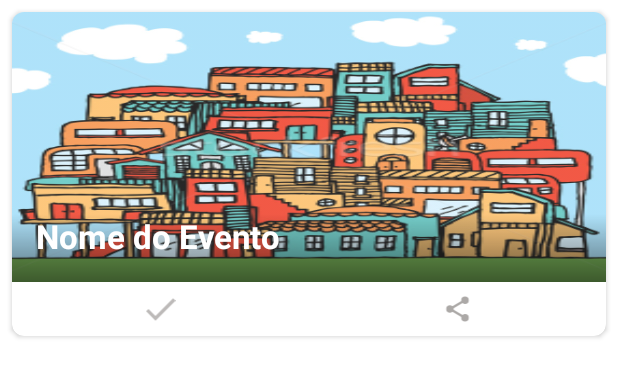
After one commit to ronanlima/ComunidadeAtiva, an Android app: the layout adapter_eventos.xml on its own in the app's theme, with its tools: preview values and no code run, on a phone screen of 412 x 824 dp. The commit adds this screen. Shown: the top 377 px of the screen. Run offline under Robolectric (Android 15) with nearby library versions, the phone set to English and light mode, and no system bars.

Commit message:
Comunidade Ativa  - Criando adapter para exibição dos eventos em forma de grid;  - Colocando efeito de ripple no toque dos itens com ação;  - Incluindo ícones de check-in e compartilhar;  - Criação de drawable com efeito gradiente para exibir o título do evento, por cima da imagem;

```diff
--- a/app/src/main/java/com/github/comunidade/ativa/ListaEventosFragment.kt
+++ b/app/src/main/java/com/github/comunidade/ativa/ListaEventosFragment.kt
@@ -10,6 +10,8 @@ import androidx.databinding.DataBindingUtil
 import androidx.fragment.app.Fragment
 import androidx.lifecycle.Observer
 import androidx.lifecycle.ViewModelProvider
+import androidx.recyclerview.widget.GridLayoutManager
+import com.github.comunidade.ativa.adapter.EventosAdapter
 import com.github.comunidade.ativa.databinding.FragmentListaEventosBinding
 import com.github.comunidade.ativa.repository.ComunidadeRepository
 import com.github.comunidade.ativa.viewmodel.ComunidadeAtivaViewModel
@@ -35,6 +37,9 @@ class ListaEventosFragment : Fragment() {
     private val viewModel by lazy {
         ViewModelProvider(this).get(ComunidadeAtivaViewModel::class.java)
     }
+    private val eventoAdapter by lazy {
+        EventosAdapter()
+    }
 
     override fun onCreate(savedInstanceState: Bundle?) {
         super.onCreate(savedInstanceState)
@@ -55,12 +60,14 @@ class ListaEventosFragment : Fragment() {
 
         viewModel.eventoObserver.observe(this, Observer { result ->
             result.onSuccess {
+                eventoAdapter.setData(it)
                 it.forEach {
                     it.toJson()?.let { it1 -> Log.i("resultado", it1) }
                 }
             }
         })
-
+        listaEventosBinding.rvEventos.adapter = eventoAdapter
+        listaEventosBinding.rvEventos.layoutManager = GridLayoutManager(requireContext(), 2)
         return listaEventosBinding.root
     }
 
--- /dev/null
+++ b/app/src/main/java/com/github/comunidade/ativa/adapter/EventosAdapter.kt
@@ -0,0 +1,63 @@
+package com.github.comunidade.ativa.adapter
+
+import android.content.Context
+import android.graphics.drawable.Drawable
+import android.os.Build
+import android.view.LayoutInflater
+import android.view.View
+import android.view.ViewGroup
+import android.widget.ImageView
+import android.widget.TextView
+import androidx.annotation.DrawableRes
+import androidx.appcompat.content.res.AppCompatResources
+import androidx.recyclerview.widget.RecyclerView
+import com.github.comunidade.ativa.R
+import com.github.comunidade.ativa.model.Evento
+
+class EventosAdapter : RecyclerView.Adapter<EventoViewHolder>() {
+
+    private var dataSet: List<Evento>? = null
+
+    override fun onCreateViewHolder(parent: ViewGroup, viewType: Int): EventoViewHolder {
+        val inflate =
+            LayoutInflater.from(parent.context).inflate(R.layout.adapter_eventos, parent, false)
+        return EventoViewHolder(inflate)
+    }
+
+    override fun onBindViewHolder(holder: EventoViewHolder, position: Int) {
+        if (dataSet.isNullOrEmpty()) {
+            return
+        }
+        val evento = dataSet!!.get(position)
+        holder.nomeEvento.text = evento.title
+//        holder.imgEvento.background = getAppDrawable(R.drawable.)
+    }
+
+    fun getAppDrawable(@DrawableRes idRes: Int, mContext: Context?): Drawable? {
+        if (Build.VERSION.SDK_INT <= Build.VERSION_CODES.M) {
+            if (mContext == null) {
+                return null
+            }
+            return AppCompatResources.getDrawable(mContext, idRes)
+        }
+        return mContext?.getDrawable(idRes)
+    }
+
+    override fun getItemCount() = dataSet?.size ?: 0
+
+    fun setData(data: List<Evento>) {
+        dataSet = data
+        notifyDataSetChanged()
+    }
+}
+
+class EventoViewHolder(itemView: View) : RecyclerView.ViewHolder(itemView) {
+    var imgEvento: ImageView
+    var nomeEvento: TextView
+
+    init {
+        imgEvento = itemView.findViewById(R.id.iv_evento)
+        nomeEvento = itemView.findViewById(R.id.tv_nome_evento)
+    }
+
+}
--- /dev/null
+++ b/app/src/main/res/drawable-anydpi/ic_curtir.xml
@@ -0,0 +1,16 @@
+<vector xmlns:android="http://schemas.android.com/apk/res/android"
+    android:width="24dp"
+    android:height="24dp"
+    android:viewportWidth="24"
+    android:viewportHeight="24"
+    android:tint="#000000"
+    android:alpha="0.8">
+  <group android:scaleX="1.3333334"
+      android:scaleY="1.3333334"
+      android:translateX="-4"
+      android:translateY="-4">
+    <path
+        android:fillColor="@android:color/white"
+        android:pathData="M9,16.2L4.8,12l-1.4,1.4L9,19 21,7l-1.4,-1.4L9,16.2z"/>
+  </group>
+</vector>
--- /dev/null
+++ b/app/src/main/res/drawable/gradient_card_evento.xml
@@ -0,0 +1,9 @@
+<?xml version="1.0" encoding="utf-8"?>
+<shape xmlns:android="http://schemas.android.com/apk/res/android">
+    <gradient
+        android:startColor="#00000000"
+        android:endColor="#80000000"
+        android:angle="270"
+        android:dither="true"
+        />
+</shape>
--- /dev/null
+++ b/app/src/main/res/drawable/ic_compartilhar.xml
@@ -0,0 +1,9 @@
+<vector xmlns:android="http://schemas.android.com/apk/res/android"
+    android:width="48dp"
+    android:height="48dp"
+    android:viewportWidth="24"
+    android:viewportHeight="24">
+  <path
+      android:pathData="M18,2A3,3 0,0 0,15 5A3,3 0,0 0,15.0547 5.5605L7.9395,9.7109A3,3 0,0 0,6 9A3,3 0,0 0,3 12A3,3 0,0 0,6 15A3,3 0,0 0,7.9355 14.2871L15.0547,18.4395A3,3 0,0 0,15 19A3,3 0,0 0,18 22A3,3 0,0 0,21 19A3,3 0,0 0,18 16A3,3 0,0 0,16.0625 16.7129L8.9453,12.5605A3,3 0,0 0,9 12A3,3 0,0 0,8.9453 11.4395L16.0605,7.2891A3,3 0,0 0,18 8A3,3 0,0 0,21 5A3,3 0,0 0,18 2z"
+      android:fillColor="#000000"/>
+</vector>
--- /dev/null
+++ b/app/src/main/res/layout/adapter_eventos.xml
@@ -0,0 +1,76 @@
+<?xml version="1.0" encoding="utf-8"?>
+<androidx.cardview.widget.CardView xmlns:android="http://schemas.android.com/apk/res/android"
+    xmlns:app="http://schemas.android.com/apk/res-auto"
+    xmlns:tools="http://schemas.android.com/tools"
+    android:layout_width="match_parent"
+    android:layout_height="wrap_content"
+    android:layout_margin="@dimen/dimen_8dp"
+    android:elevation="@dimen/dimen_2dp"
+    app:cardCornerRadius="@dimen/dimen_8dp">
+
+    <androidx.constraintlayout.widget.ConstraintLayout
+        android:layout_width="match_parent"
+        android:layout_height="match_parent">
+
+        <ImageView
+            android:id="@+id/iv_evento"
+            android:layout_width="match_parent"
+            android:layout_height="@dimen/dimen_180dp"
+            android:alpha="0.85"
+            android:clickable="true"
+            android:foreground="?attr/selectableItemBackgroundBorderless"
+            android:scaleType="fitXY"
+            android:src="@drawable/img_evento_default"
+            app:layout_constraintEnd_toEndOf="parent"
+            app:layout_constraintStart_toStartOf="parent"
+            app:layout_constraintTop_toTopOf="parent" />
+
+        <TextView
+            android:id="@+id/tv_nome_evento"
+            android:layout_width="match_parent"
+            android:layout_height="wrap_content"
+            android:background="@drawable/gradient_card_evento"
+            android:paddingStart="@dimen/dimen_16dp"
+            android:paddingBottom="@dimen/dimen_16dp"
+            android:textColor="#fff"
+            android:textSize="22sp"
+            android:textStyle="bold"
+            app:layout_constraintBottom_toBottomOf="@+id/iv_evento"
+            app:layout_constraintStart_toStartOf="parent"
+            tools:text="Nome do Evento" />
+
+
+        <LinearLayout
+            android:id="@+id/ll_itens_acoes_rapidas"
+            android:layout_width="match_parent"
+            android:layout_height="wrap_content"
+            android:orientation="horizontal"
+            android:weightSum="2"
+            app:layout_constraintEnd_toEndOf="parent"
+            app:layout_constraintStart_toStartOf="parent"
+            app:layout_constraintTop_toBottomOf="@+id/iv_evento">
+
+            <ImageView
+                android:id="@+id/iv_check_in"
+                android:layout_width="@dimen/dimen_0dp"
+                android:layout_height="@dimen/dimen_36dp"
+                android:layout_weight="1"
+                android:background="?attr/selectableItemBackgroundBorderless"
+                android:clickable="true"
+                android:padding="@dimen/dimen_8dp"
+                android:src="@drawable/ic_curtir"
+                app:tint="#ACA9A7" />
+
+            <ImageView
+                android:id="@+id/iv_compartilhar"
+                android:layout_width="@dimen/dimen_0dp"
+                android:layout_height="@dimen/dimen_36dp"
+                android:layout_weight="1"
+                android:background="?attr/selectableItemBackgroundBorderless"
+                android:clickable="true"
+                android:padding="@dimen/dimen_8dp"
+                android:src="@drawable/ic_compartilhar"
+                app:tint="#ACA9A7" />
+        </LinearLayout>
+    </androidx.constraintlayout.widget.ConstraintLayout>
+</androidx.cardview.widget.CardView>
--- a/app/src/main/res/layout/fragment_lista_eventos.xml
+++ b/app/src/main/res/layout/fragment_lista_eventos.xml
@@ -1,5 +1,6 @@
 <?xml version="1.0" encoding="utf-8"?>
 <layout xmlns:android="http://schemas.android.com/apk/res/android"
+    xmlns:app="http://schemas.android.com/apk/res-auto"
     xmlns:tools="http://schemas.android.com/tools">
 
     <data>
@@ -14,10 +15,15 @@
         android:layout_height="match_parent"
         tools:context=".ListaEventosFragment">
 
-        <TextView
+        <androidx.recyclerview.widget.RecyclerView
+            android:id="@+id/rv_eventos"
             android:layout_width="match_parent"
             android:layout_height="match_parent"
-            android:text="@{helloEvento}" />
+            app:layoutManager="androidx.recyclerview.widget.GridLayoutManager"
+            app:layout_constraintBottom_toBottomOf="parent"
+            app:layout_constraintEnd_toEndOf="parent"
+            app:layout_constraintStart_toStartOf="parent"
+            app:layout_constraintTop_toTopOf="parent" />
 
     </androidx.constraintlayout.widget.ConstraintLayout>
 </layout>
--- a/app/src/main/res/values/dimens.xml
+++ b/app/src/main/res/values/dimens.xml
@@ -1,10 +1,14 @@
 <?xml version="1.0" encoding="utf-8"?>
 <resources>
     <dimen name="dimen_0dp">0dp</dimen>
+    <dimen name="dimen_2dp">2dp</dimen>
     <dimen name="dimen_4dp">4dp</dimen>
     <dimen name="dimen_8dp">8dp</dimen>
     <dimen name="dimen_12dp">12dp</dimen>
     <dimen name="dimen_16dp">16dp</dimen>
     <dimen name="dimen_18dp">18dp</dimen>
     <dimen name="dimen_20dp">20dp</dimen>
+    <dimen name="dimen_36dp">36dp</dimen>
+    <dimen name="dimen_48dp">48dp</dimen>
+    <dimen name="dimen_180dp">180dp</dimen>
 </resources>
```
Also changed, not shown: app/src/main/res/drawable-hdpi/ic_curtir.png (added), app/src/main/res/drawable-mdpi/ic_curtir.png (added), app/src/main/res/drawable-xhdpi/ic_curtir.png (added), app/src/main/res/drawable-xxhdpi/ic_curtir.png (added), app/src/main/res/drawable-xxhdpi/img_evento_default.jpeg (added).
